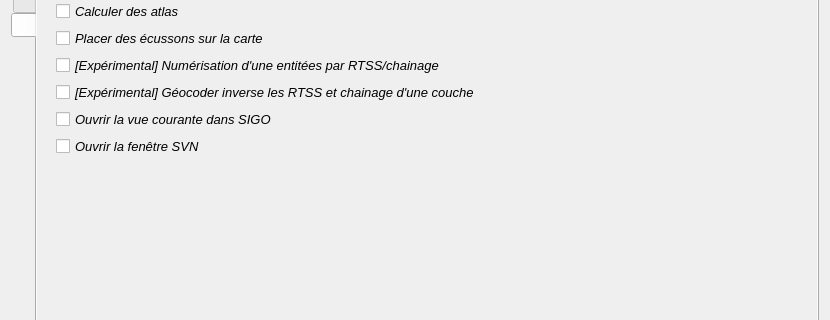
This is interfaces/fenetre_parametre.ui in xbourbeau/outils_MTQ_chainage as Qt 5 draws it before an edit; both pictures show x 0 to 830 and y 190 to 510 of the 830 by 819 pixel window. The edited form follows.
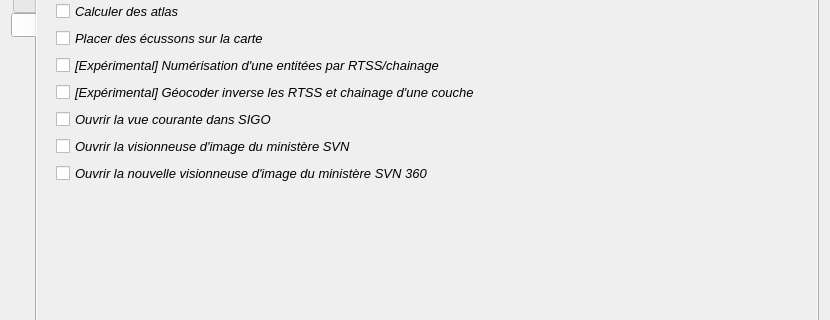
This is the edited form. The open tabs and pages were chosen to show the change. Custom widgets are drawn as their Qt base class.

Patch:
```diff
--- a/interfaces/fenetre_parametre.ui
+++ b/interfaces/fenetre_parametre.ui
@@ -3000,13 +3000,48 @@
                 </font>
                </property>
                <property name="text">
-                <string>Ouvrir la fenêtre SVN</string>
+                <string>Ouvrir la visionneuse d'image du ministère SVN</string>
                </property>
               </widget>
              </item>
             </layout>
            </item>
            <item row="13" column="0">
+            <layout class="QHBoxLayout" name="horizontalLayout_73">
+             <item>
+              <spacer name="horizontalSpacer_58">
+               <property name="orientation">
+                <enum>Qt::Horizontal</enum>
+               </property>
+               <property name="sizeType">
+                <enum>QSizePolicy::Fixed</enum>
+               </property>
+               <property name="sizeHint" stdset="0">
+                <size>
+                 <width>10</width>
+                 <height>20</height>
+                </size>
+               </property>
+              </spacer>
+             </item>
+             <item>
+              <widget class="QCheckBox" name="chx_open_svn_360">
+               <property name="font">
+                <font>
+                 <pointsize>10</pointsize>
+                 <weight>50</weight>
+                 <italic>true</italic>
+                 <bold>false</bold>
+                </font>
+               </property>
+               <property name="text">
+                <string>Ouvrir la nouvelle visionneuse d'image du ministère SVN 360</string>
+               </property>
+              </widget>
+             </item>
+            </layout>
+           </item>
+           <item row="14" column="0">
             <spacer name="verticalSpacer_12">
              <property name="orientation">
               <enum>Qt::Vertical</enum>
```
Left out of the diff: 2 changed lines with no effect on the pictures.
